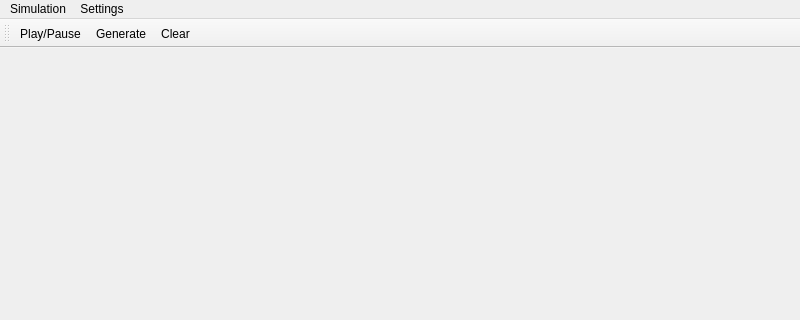
Old version of the form QtCellLifeSimulationApp/QtCellLifeSimulationApp.ui in the repository maxchistt/CellLifeSimulation; both pictures show x 0 to 800 and y 0 to 320 of the 800 by 600 pixel window.
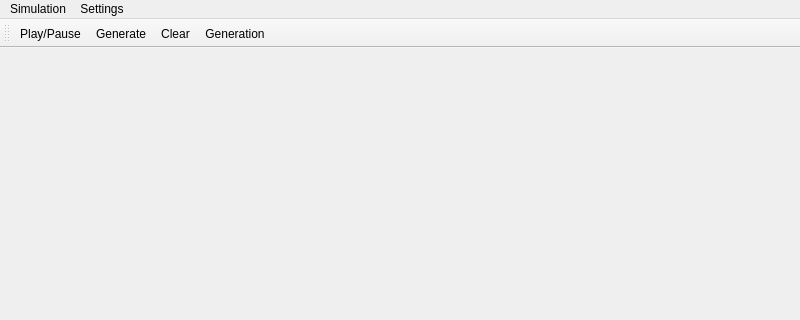
New version of the form. Icons and pictures are not drawn.

Commit message: setting icons

```diff
--- a/QtCellLifeSimulationApp/QtCellLifeSimulationApp.ui
+++ b/QtCellLifeSimulationApp/QtCellLifeSimulationApp.ui
@@ -65,6 +65,7 @@
    <addaction name="actionPlay_Pause"/>
    <addaction name="actionGenerate"/>
    <addaction name="actionClear"/>
+   <addaction name="actionGenerationSettings"/>
   </widget>
   <action name="actionGenerate">
    <property name="icon">
```
Left out of the diff: 12 changed lines with no effect on the pictures. The commit also changes 4 other files.
